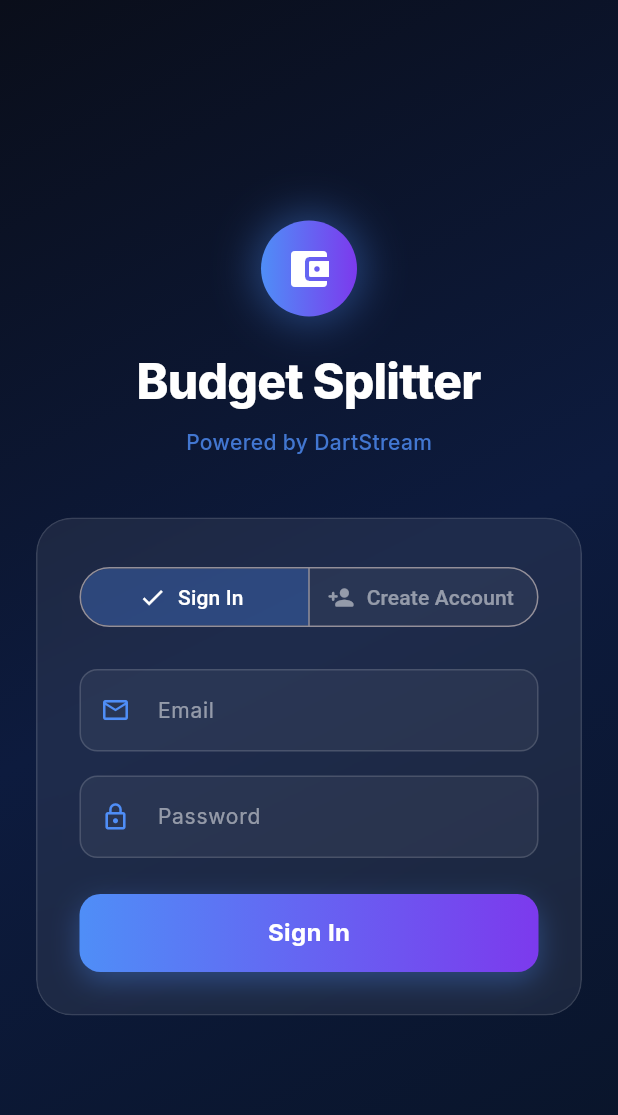
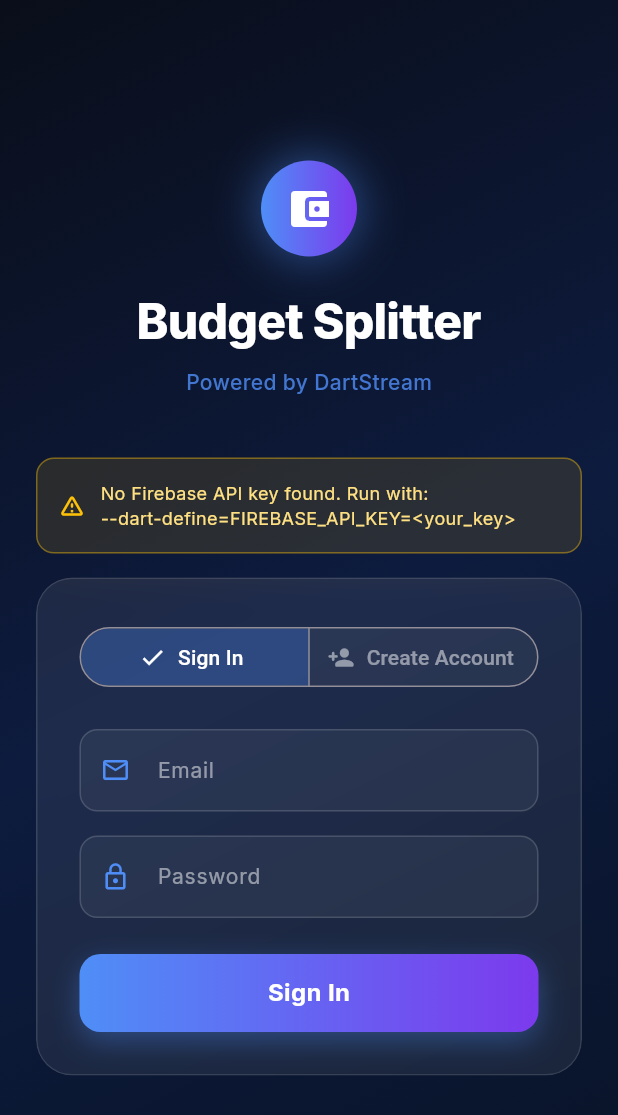
Before and after one commit to FahadNafeesAhmed/fintech-budget-splitter, a Flutter app: the screen it shows after launch, on a phone screen of 412 x 824 dp. Shown: the top 1115 px of the screen. Run offline on Flutter 3.47's test engine with Material 3 defaults, Android fonts, the phone set to English and light mode, and no system bars; our stand-ins replace google_fonts; missing offline and left inert: dartstream_client; network calls fail.

Commit message:
fix: address founder round-4 review — drop Dart Frog, remove committed key, clean analyze
- Drop the orphaned Dart Frog backend entirely (competitor stack, never
  called by the frontend). Remove backend/, its melos entry, the
  .dart_frog gitignore line, and all README references.
- Remove the committed _fallbackFirebaseApiKey const from config.dart.
  FIREBASE_API_KEY is now String.fromEnvironment with no default; locally
  pass --dart-define, on Hosting bootstrap.dart loads /__/firebase/init.json.
- Replace all 38 withOpacity(x) with withValues(alpha: x); add
  publish_to: none to frontend/pubspec.yaml; drop the
  --no-fatal-infos --no-fatal-warnings suppression so CI runs a clean
  flutter analyze.
- Delete the stale "intentional naive bug" comment in home_screen.dart and
  the unimplemented enable_rounding feature-flag claim it sat in; correct the
  README architecture diagram/auth-flow that still described the deleted
  FirebaseAuthRest/DartstreamApi classes (now the dartstream_client SDK).
- Bump google_fonts 6.3.0 -> ^8.1.0 to fix a dart2js const-eval failure
  against the Flutter 3.44 FontWeight enum, keeping the CI web build green.

Verified on Flutter 3.44.2 / Dart 3.12: analyze clean (frontend, bin,
shared_models), flutter test 5/5, flutter build web succeeds.

```diff
--- a/frontend/lib/config.dart
+++ b/frontend/lib/config.dart
@@ -8,17 +8,18 @@
 /// Pass it via:
 ///   flutter run -d chrome --dart-define=FIREBASE_API_KEY=$FIREBASE_API_KEY
 class AppConfig {
-  /// Local-dev fallback Firebase web API key. When the app is served from
-  /// Firebase Hosting it prefers `/__/firebase/init.json` (auto-served by
-  /// the Hosting origin), per the dartstream_client README. Web API keys
-  /// identify the project to Google's APIs and are intended to be public —
-  /// security is enforced by Firebase rules + the authorized-domain list.
-  /// The `--dart-define=FIREBASE_API_KEY=...` override still wins.
-  static const _fallbackFirebaseApiKey = 'FIREBASE_WEB_API_KEY_REDACTED';
-  static const firebaseApiKey = String.fromEnvironment(
-    'FIREBASE_API_KEY',
-    defaultValue: _fallbackFirebaseApiKey,
-  );
+  /// Firebase web API key — injected at build/run time, never committed.
+  ///
+  /// Local dev: pass `--dart-define=FIREBASE_API_KEY=<key>`.
+  /// Firebase Hosting: `lib/bootstrap.dart` loads the public config from
+  /// `/__/firebase/init.json` (auto-served by the Hosting origin), so no
+  /// key is embedded in the deployed build either.
+  ///
+  /// Web API keys identify the project to Google's APIs and are public-by-
+  /// design (security is enforced by Firebase rules + the authorized-domain
+  /// list), but per the DartStream "no committed keys" house standard we keep
+  /// it out of source control regardless.
+  static const firebaseApiKey = String.fromEnvironment('FIREBASE_API_KEY');
 
   /// Whether a key was actually injected; the login flow surfaces this.
   static bool get hasFirebaseApiKey => firebaseApiKey.isNotEmpty;
--- a/frontend/lib/screens/login_screen.dart
+++ b/frontend/lib/screens/login_screen.dart
@@ -132,16 +132,16 @@ class _LoginScreenState extends State<LoginScreen> {
                               backgroundColor:
                                   WidgetStateProperty.resolveWith((states) {
                                 if (states.contains(WidgetState.selected)) {
-                                  return const Color(0xFF4F8EF7).withOpacity(0.3);
+                                  return const Color(0xFF4F8EF7).withValues(alpha: 0.3);
                                 }
-                                return Colors.white.withOpacity(0.05);
+                                return Colors.white.withValues(alpha: 0.05);
                               }),
                               foregroundColor:
                                   WidgetStateProperty.resolveWith((states) {
                                 if (states.contains(WidgetState.selected)) {
                                   return Colors.white;
                                 }
-                                return Colors.white.withOpacity(0.5);
+                                return Colors.white.withValues(alpha: 0.5);
                               }),
                             ),
                           ),
@@ -173,11 +173,11 @@ class _LoginScreenState extends State<LoginScreen> {
                             Container(
                               padding: const EdgeInsets.all(12),
                               decoration: BoxDecoration(
-                                color: const Color(0xFFE53935).withOpacity(0.15),
+                                color: const Color(0xFFE53935).withValues(alpha: 0.15),
                                 borderRadius: BorderRadius.circular(10),
                                 border: Border.all(
                                     color: const Color(0xFFE53935)
-                                        .withOpacity(0.4)),
+                                        .withValues(alpha: 0.4)),
                               ),
                               child: Text(
                                 errorMsg,
@@ -205,7 +205,7 @@ class _LoginScreenState extends State<LoginScreen> {
                                 boxShadow: [
                                   BoxShadow(
                                     color: const Color(0xFF4F8EF7)
-                                        .withOpacity(0.35),
+                                        .withValues(alpha: 0.35),
                                     blurRadius: 16,
                                     offset: const Offset(0, 6),
                                   ),
@@ -261,7 +261,7 @@ class _LoginScreenState extends State<LoginScreen> {
             ),
             boxShadow: [
               BoxShadow(
-                color: const Color(0xFF4F8EF7).withOpacity(0.4),
+                color: const Color(0xFF4F8EF7).withValues(alpha: 0.4),
                 blurRadius: 24,
                 spreadRadius: 4,
               ),
@@ -288,7 +288,7 @@ class _LoginScreenState extends State<LoginScreen> {
           'Powered by DartStream',
           style: GoogleFonts.inter(
             fontSize: 14,
-            color: const Color(0xFF4F8EF7).withOpacity(0.8),
+            color: const Color(0xFF4F8EF7).withValues(alpha: 0.8),
             fontWeight: FontWeight.w500,
           ),
         ),
@@ -300,9 +300,9 @@ class _LoginScreenState extends State<LoginScreen> {
     return Container(
       padding: const EdgeInsets.all(14),
       decoration: BoxDecoration(
-        color: Colors.amber.withOpacity(0.12),
+        color: Colors.amber.withValues(alpha: 0.12),
         borderRadius: BorderRadius.circular(12),
-        border: Border.all(color: Colors.amber.withOpacity(0.4)),
+        border: Border.all(color: Colors.amber.withValues(alpha: 0.4)),
       ),
       child: Row(
         children: [
@@ -332,9 +332,9 @@ class _LoginScreenState extends State<LoginScreen> {
         child: Container(
           padding: const EdgeInsets.all(28),
           decoration: BoxDecoration(
-            color: Colors.white.withOpacity(0.07),
+            color: Colors.white.withValues(alpha: 0.07),
             borderRadius: BorderRadius.circular(24),
-            border: Border.all(color: Colors.white.withOpacity(0.12)),
+            border: Border.all(color: Colors.white.withValues(alpha: 0.12)),
           ),
           child: child,
         ),
@@ -357,11 +357,11 @@ class _LoginScreenState extends State<LoginScreen> {
       decoration: InputDecoration(
         labelText: label,
         labelStyle: GoogleFonts.inter(
-            color: Colors.white.withOpacity(0.5), fontSize: 14),
+            color: Colors.white.withValues(alpha: 0.5), fontSize: 14),
         prefixIcon: Icon(icon, color: const Color(0xFF4F8EF7), size: 20),
         enabledBorder: OutlineInputBorder(
           borderRadius: BorderRadius.circular(12),
-          borderSide: BorderSide(color: Colors.white.withOpacity(0.15)),
+          borderSide: BorderSide(color: Colors.white.withValues(alpha: 0.15)),
         ),
         focusedBorder: OutlineInputBorder(
           borderRadius: BorderRadius.circular(12),
@@ -369,7 +369,7 @@ class _LoginScreenState extends State<LoginScreen> {
               const BorderSide(color: Color(0xFF4F8EF7), width: 1.5),
         ),
         filled: true,
-        fillColor: Colors.white.withOpacity(0.05),
+        fillColor: Colors.white.withValues(alpha: 0.05),
       ),
     );
   }
--- a/frontend/pubspec.yaml
+++ b/frontend/pubspec.yaml
@@ -1,5 +1,6 @@
 name: frontend
 description: FinTech Budget Splitter — Flutter frontend powered by DartStream.
+publish_to: none
 version: 1.0.0+1
 
 environment:
@@ -13,7 +14,7 @@ dependencies:
   dartstream_client: ^0.0.1
   shared_models:
     path: ../packages/shared_models
-  google_fonts: ^6.1.0
+  google_fonts: ^8.1.0
 
 dev_dependencies:
   flutter_test:
--- a/melos.yaml
+++ b/melos.yaml
@@ -3,7 +3,6 @@ repository: https://github.com/your-org/fintech-budget-splitter
 
 packages:
   - packages/**
-  - backend
   - frontend
 
 command:
```
Also changed, not shown: frontend/lib/screens/home_screen.dart (+24 -26 lines), frontend/pubspec.lock (added), pubspec.lock (added), 8 other files.
